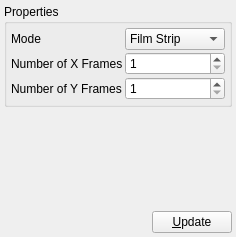
First picture: the form in Qt/Components/Resources/UI/pqComparativeVisPanel.ui, repository wildmichael/ParaView3-enhancements-old, before the edit.
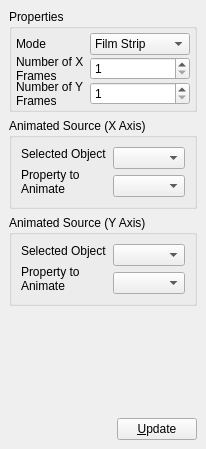
Second picture: the form after the edit. Custom widgets are drawn as their Qt base class.

Commit message: ENH: Adding widgets which can be used on the comparative vis as well as animation panel. ENH: More updates the comparative vis panel.

```diff
--- a/Qt/Components/Resources/UI/pqComparativeVisPanel.ui
+++ b/Qt/Components/Resources/UI/pqComparativeVisPanel.ui
@@ -5,8 +5,8 @@
    <rect>
     <x>0</x>
     <y>0</y>
-    <width>232</width>
-    <height>228</height>
+    <width>202</width>
+    <height>383</height>
    </rect>
   </property>
   <property name="windowTitle" >
@@ -14,29 +14,85 @@
   </property>
   <layout class="QGridLayout" >
    <property name="margin" >
-    <number>4</number>
+    <number>9</number>
    </property>
    <property name="spacing" >
-    <number>2</number>
+    <number>6</number>
    </property>
-   <item row="2" column="0" >
-    <spacer>
-     <property name="orientation" >
-      <enum>Qt::Horizontal</enum>
+   <item row="1" column="0" colspan="2" >
+    <widget class="QGroupBox" name="XAxisGroup" >
+     <property name="title" >
+      <string>Animated Source (X Axis)</string>
      </property>
-     <property name="sizeHint" >
-      <size>
-       <width>40</width>
-       <height>20</height>
-      </size>
-     </property>
-    </spacer>
+     <layout class="QGridLayout" >
+      <property name="margin" >
+       <number>9</number>
+      </property>
+      <property name="spacing" >
+       <number>6</number>
+      </property>
+      <item row="2" column="1" >
+       <widget class="pqAnimatablePropertiesComboBox" name="XProperty" />
+      </item>
+      <item rowspan="2" row="0" column="1" >
+       <widget class="pqSourceComboBox" name="XObject" />
+      </item>
+      <item row="0" column="0" >
+       <widget class="QLabel" name="label_4" >
+        <property name="text" >
+         <string>Selected Object</string>
+        </property>
+       </widget>
+      </item>
+      <item rowspan="2" row="1" column="0" >
+       <widget class="QLabel" name="label_5" >
+        <property name="text" >
+         <string>Property to Animate</string>
+        </property>
+        <property name="wordWrap" >
+         <bool>true</bool>
+        </property>
+       </widget>
+      </item>
+     </layout>
+    </widget>
    </item>
-   <item row="2" column="1" >
-    <widget class="QPushButton" name="Update" >
-     <property name="text" >
-      <string>&amp;Update</string>
+   <item row="2" column="0" colspan="2" >
+    <widget class="QGroupBox" name="YAxisGroup" >
+     <property name="title" >
+      <string>Animated Source (Y Axis)</string>
      </property>
+     <layout class="QGridLayout" >
+      <property name="margin" >
+       <number>9</number>
+      </property>
+      <property name="spacing" >
+       <number>6</number>
+      </property>
+      <item row="2" column="1" >
+       <widget class="pqAnimatablePropertiesComboBox" name="YProperty" />
+      </item>
+      <item rowspan="2" row="0" column="1" >
+       <widget class="pqSourceComboBox" name="YObject" />
+      </item>
+      <item row="0" column="0" >
+       <widget class="QLabel" name="label_6" >
+        <property name="text" >
+         <string>Selected Object</string>
+        </property>
+       </widget>
+      </item>
+      <item rowspan="2" row="1" column="0" >
+       <widget class="QLabel" name="label_7" >
+        <property name="text" >
+         <string>Property to Animate</string>
+        </property>
+        <property name="wordWrap" >
+         <bool>true</bool>
+        </property>
+       </widget>
+      </item>
+     </layout>
     </widget>
    </item>
    <item row="0" column="0" colspan="2" >
@@ -77,6 +133,9 @@
         <property name="text" >
          <string>Number of X Frames</string>
         </property>
+        <property name="wordWrap" >
+         <bool>true</bool>
+        </property>
        </widget>
       </item>
       <item row="2" column="0" >
@@ -84,6 +143,9 @@
         <property name="text" >
          <string>Number of Y Frames</string>
         </property>
+        <property name="wordWrap" >
+         <bool>true</bool>
+        </property>
        </widget>
       </item>
       <item row="1" column="1" >
@@ -112,7 +174,27 @@
      </layout>
     </widget>
    </item>
-   <item row="1" column="0" colspan="2" >
+   <item row="4" column="1" >
+    <widget class="QPushButton" name="Update" >
+     <property name="text" >
+      <string>&amp;Update</string>
+     </property>
+    </widget>
+   </item>
+   <item row="4" column="0" >
+    <spacer>
+     <property name="orientation" >
+      <enum>Qt::Horizontal</enum>
+     </property>
+     <property name="sizeHint" >
+      <size>
+       <width>40</width>
+       <height>20</height>
+      </size>
+     </property>
+    </spacer>
+   </item>
+   <item row="3" column="0" colspan="2" >
     <widget class="pqAnimationWidget" native="1" name="AnimationWidget" >
      <property name="minimumSize" >
       <size>
@@ -130,6 +212,16 @@
    <extends>QWidget</extends>
    <header>pqAnimationWidget.h</header>
   </customwidget>
+  <customwidget>
+   <class>pqSourceComboBox</class>
+   <extends>QComboBox</extends>
+   <header>pqSourceComboBox.h</header>
+  </customwidget>
+  <customwidget>
+   <class>pqAnimatablePropertiesComboBox</class>
+   <extends>QComboBox</extends>
+   <header>pqAnimatablePropertiesComboBox.h</header>
+  </customwidget>
  </customwidgets>
  <resources/>
  <connections/>
```
The commit also changes 10 other files.
